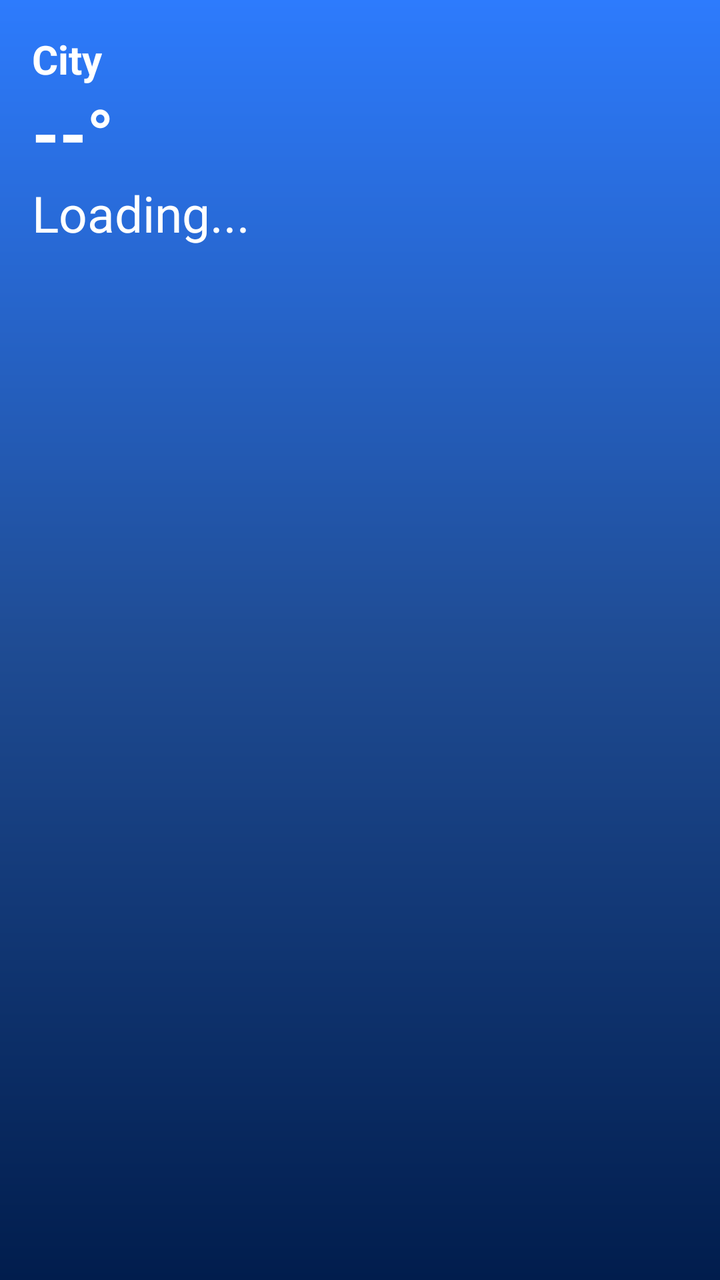
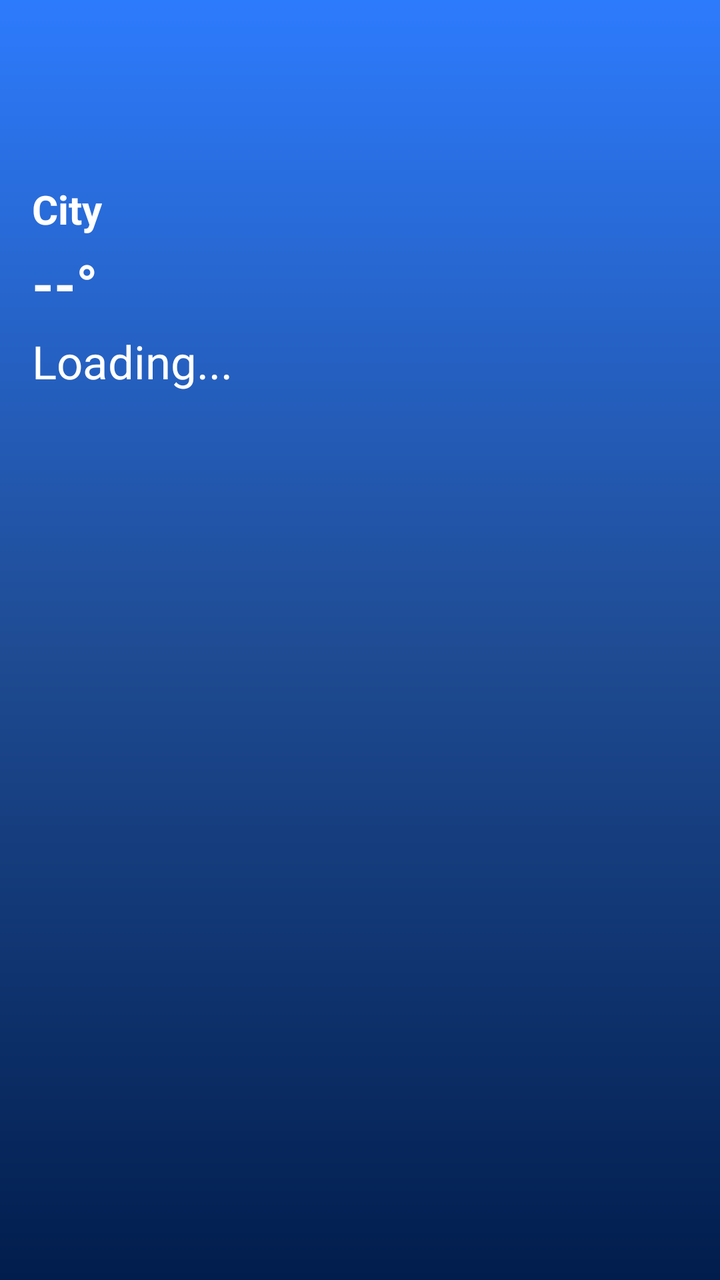

Before-and-after screenshots of an Android layout around one commit, followed by the original layout XML and the change that was made.
<!-- AndroidManifest.xml: application theme Theme.SkyReport -->
<!-- res/layout/widget_weather.xml -->
<?xml version="1.0" encoding="utf-8"?>
<LinearLayout xmlns:android="http://schemas.android.com/apk/res/android"
    android:layout_width="match_parent"
    android:layout_height="match_parent"
    android:background="@drawable/widget_bg"
    android:orientation="vertical"
    android:padding="16dp">

    <TextView
        android:id="@+id/tvWidgetCity"
        android:layout_width="wrap_content"
        android:layout_height="wrap_content"
        android:text="City"
        android:textSize="20sp"
        android:textColor="@color/white"
        android:textStyle="bold"/>
    <TextView
        android:id="@+id/tvWidgettemp"
        android:layout_width="wrap_content"
        android:layout_height="wrap_content"
        android:text="--°"
        android:textStyle="bold"
        android:textColor="@color/white"
        android:textSize="35sp"/>
    <TextView
        android:id="@+id/tvWidgetCondition"
        android:layout_width="wrap_content"
        android:layout_height="wrap_content"
        android:text="Loading..."
        android:textSize="25sp"
        android:textColor="@color/white"
        />


</LinearLayout>
<!-- resources referenced by this layout -->
<resources>
  <color name="white">#FFFFFFFF</color>
  <!-- drawable widget_bg (drawable) -->
  <?xml version="1.0" encoding="utf-8"?>
  <shape xmlns:android="http://schemas.android.com/apk/res/android"
      android:shape="rectangle">
      <gradient
          android:startColor="#011D4D"
          android:centerColor="#1F4C94"
          android:endColor="#2D7BFD"
          android:angle="90"/>
  
  </shape>
  <style name="Theme.SkyReport" parent="Base.Theme.SkyReport" />
  <style name="Base.Theme.SkyReport" parent="Theme.Material3.DayNight.NoActionBar">
          
          
  
          
          <item name="android:navigationBarColor">@color/translucent</item>
          <item name="android:windowDrawsSystemBarBackgrounds">true</item>
  
          
          <item name="android:statusBarColor">@color/translucent</item>
  
          <item name="android:windowIsTranslucent">true</item>
      </style>
  <color name="translucent">#69454444</color>
</resources>

<!-- the commit's change to res/layout/widget_weather.xml (unified diff, before → after) -->
@@ -6,30 +6,47 @@
     android:orientation="vertical"
     android:padding="16dp">
 
+    <ImageView
+        android:id="@+id/widgetimg"
+        android:layout_width="70dp"
+        android:layout_height="65dp"
+        android:layout_marginStart="86dp"
+        android:scaleType="centerCrop"
+        android:backgroundTint="@color/transparent"
+        android:background="@color/transparent"/>
+
+
+
     <TextView
         android:id="@+id/tvWidgetCity"
         android:layout_width="wrap_content"
         android:layout_height="wrap_content"
         android:text="City"
+        android:layout_marginTop="10dp"
+        android:textColor="@color/white"
         android:textSize="20sp"
-        android:textColor="@color/white"
-        android:textStyle="bold"/>
+        android:textStyle="bold" />
+
     <TextView
         android:id="@+id/tvWidgettemp"
         android:layout_width="wrap_content"
         android:layout_height="wrap_content"
         android:text="--°"
+        android:textColor="@color/white"
+        android:textSize="28sp"
         android:textStyle="bold"
-        android:textColor="@color/white"
-        android:textSize="35sp"/>
+        android:layout_marginTop="5dp" />
+
     <TextView
         android:id="@+id/tvWidgetCondition"
         android:layout_width="wrap_content"
         android:layout_height="wrap_content"
+        android:layout_marginTop="5dp"
         android:text="Loading..."
-        android:textSize="25sp"
         android:textColor="@color/white"
-        />
+        android:textSize="23sp" />
+
+
 
 
 </LinearLayout>
<!-- resource entries referenced after the edit -->
@@ -1,5 +1,6 @@
 <!-- resources referenced by this layout -->
 <resources>
+  <color name="transparent">#00000180</color>
   <color name="white">#FFFFFFFF</color>
   <!-- drawable widget_bg (drawable) -->
   <?xml version="1.0" encoding="utf-8"?>
